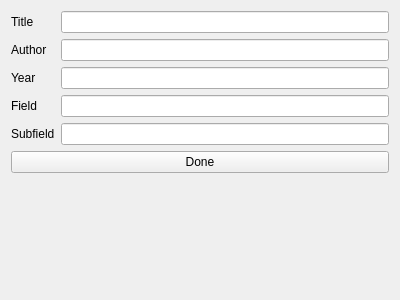
First picture: the form in designer/paper_info.ui, repository CoreySpohn/work_tools, before the edit.
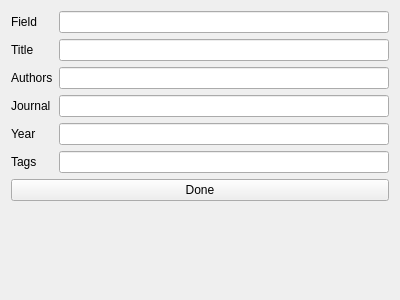
Second picture: the form after the edit.

Commit message: Have the paper system pretty well working

```diff
--- a/designer/paper_info.ui
+++ b/designer/paper_info.ui
@@ -14,62 +14,72 @@
    <string>Form</string>
   </property>
   <layout class="QFormLayout" name="formLayout">
-   <item row="0" column="0">
+   <item row="1" column="0">
     <widget class="QLabel" name="paper_title_label">
      <property name="text">
       <string>Title</string>
      </property>
     </widget>
    </item>
-   <item row="1" column="0">
-    <widget class="QLabel" name="paper_author_label">
-     <property name="text">
-      <string>Author</string>
-     </property>
-    </widget>
-   </item>
    <item row="2" column="0">
+    <widget class="QLabel" name="paper_authors_label">
+     <property name="text">
+      <string>Authors</string>
+     </property>
+    </widget>
+   </item>
+   <item row="4" column="0">
     <widget class="QLabel" name="paper_year_label">
      <property name="text">
       <string>Year</string>
      </property>
     </widget>
    </item>
-   <item row="0" column="1">
-    <widget class="QLineEdit" name="paper_title_line_edit"/>
-   </item>
    <item row="1" column="1">
-    <widget class="QLineEdit" name="paper_author_line_edit"/>
+    <widget class="QLineEdit" name="paper_title_line_edit"/>
    </item>
    <item row="2" column="1">
+    <widget class="QLineEdit" name="paper_authors_line_edit"/>
+   </item>
+   <item row="4" column="1">
     <widget class="QLineEdit" name="paper_year_line_edit"/>
    </item>
-   <item row="5" column="0" colspan="2">
-    <widget class="QPushButton" name="done_button">
-     <property name="text">
-      <string>Done</string>
-     </property>
-    </widget>
-   </item>
-   <item row="3" column="0">
-    <widget class="QLabel" name="field_label">
+   <item row="0" column="0">
+    <widget class="QLabel" name="paper_field_label">
      <property name="text">
       <string>Field</string>
      </property>
     </widget>
    </item>
+   <item row="0" column="1">
+    <widget class="QLineEdit" name="paper_field_line_edit"/>
+   </item>
+   <item row="3" column="0">
+    <widget class="QLabel" name="paper_journal_label">
+     <property name="text">
+      <string>Journal</string>
+     </property>
+    </widget>
+   </item>
    <item row="3" column="1">
     <widget class="QLineEdit" name="field_line_edit"/>
    </item>
-   <item row="4" column="0">
-    <widget class="QLabel" name="subfield_label">
+   <item row="5" column="0">
+    <widget class="QLabel" name="paper_tags_label">
      <property name="text">
-      <string>Subfield</string>
+      <string>Tags</string>
      </property>
     </widget>
    </item>
-   <item row="4" column="1">
-    <widget class="QLineEdit" name="subfield_line_edit"/>
+   <item row="5" column="1">
+    <widget class="QLineEdit" name="paper_tags_line_edit"/>
+   </item>
+   <item row="7" column="0" colspan="2">
+    <widget class="QPushButton" name="done_button">
+     <property name="text">
+      <string>Done</string>
+     </property>
+    </widget>
    </item>
   </layout>
  </widget>
```
Left out of the diff: 2 changed lines with no effect on the pictures. The commit also changes 4 other files.
